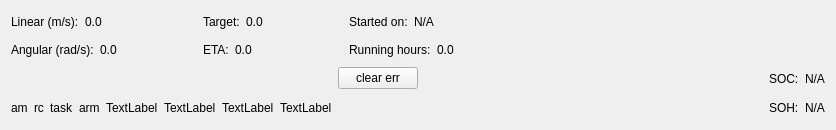
First picture: the form in ui/navi_state.ui, repository xinjuezou-whi/whi_rviz_plugins, before the edit.
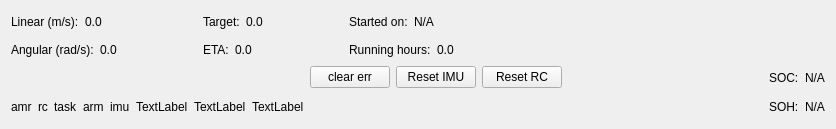
Second picture: the form after the edit.

Commit message: add imu state and reset func

Diff of the .ui file:
```diff
--- a/ui/navi_state.ui
+++ b/ui/navi_state.ui
@@ -7,13 +7,13 @@
     <x>0</x>
     <y>0</y>
     <width>836</width>
-    <height>130</height>
+    <height>129</height>
    </rect>
   </property>
   <property name="windowTitle">
    <string>Form</string>
   </property>
-  <layout class="QVBoxLayout" name="verticalLayout_15">
+  <layout class="QVBoxLayout" name="verticalLayout_17">
    <item>
     <layout class="QHBoxLayout" name="horizontalLayout_7">
      <item>
@@ -314,7 +314,7 @@
        <item>
         <widget class="QLabel" name="label_indicator_cap_1">
          <property name="text">
-          <string>am</string>
+          <string>amr</string>
          </property>
         </widget>
        </item>
@@ -386,7 +386,7 @@
        <item>
         <widget class="QLabel" name="label_indicator_cap_5">
          <property name="text">
-          <string>TextLabel</string>
+          <string>imu</string>
          </property>
         </widget>
        </item>
@@ -470,6 +470,54 @@
        </item>
       </layout>
      </item>
+     <item>
+      <layout class="QVBoxLayout" name="verticalLayout_15">
+       <item>
+        <widget class="QPushButton" name="pushButton_reset_imu">
+         <property name="text">
+          <string>Reset IMU</string>
+         </property>
+        </widget>
+       </item>
+       <item>
+        <spacer name="verticalSpacer_3">
+         <property name="orientation">
+          <enum>Qt::Vertical</enum>
+         </property>
+         <property name="sizeHint" stdset="0">
+          <size>
+           <width>20</width>
+           <height>40</height>
+          </size>
+         </property>
+        </spacer>
+       </item>
+      </layout>
+     </item>
+     <item>
+      <layout class="QVBoxLayout" name="verticalLayout_16">
+       <item>
+        <widget class="QPushButton" name="pushButton_reset_rc">
+         <property name="text">
+          <string>Reset RC</string>
+         </property>
+        </widget>
+       </item>
+       <item>
+        <spacer name="verticalSpacer_4">
+         <property name="orientation">
+          <enum>Qt::Vertical</enum>
+         </property>
+         <property name="sizeHint" stdset="0">
+          <size>
+           <width>20</width>
+           <height>40</height>
+          </size>
+         </property>
+        </spacer>
+       </item>
+      </layout>
+     </item>
      <item>
       <spacer name="horizontalSpacer_12">
        <property name="orientation">
```
The commit also changes 4 other files.
